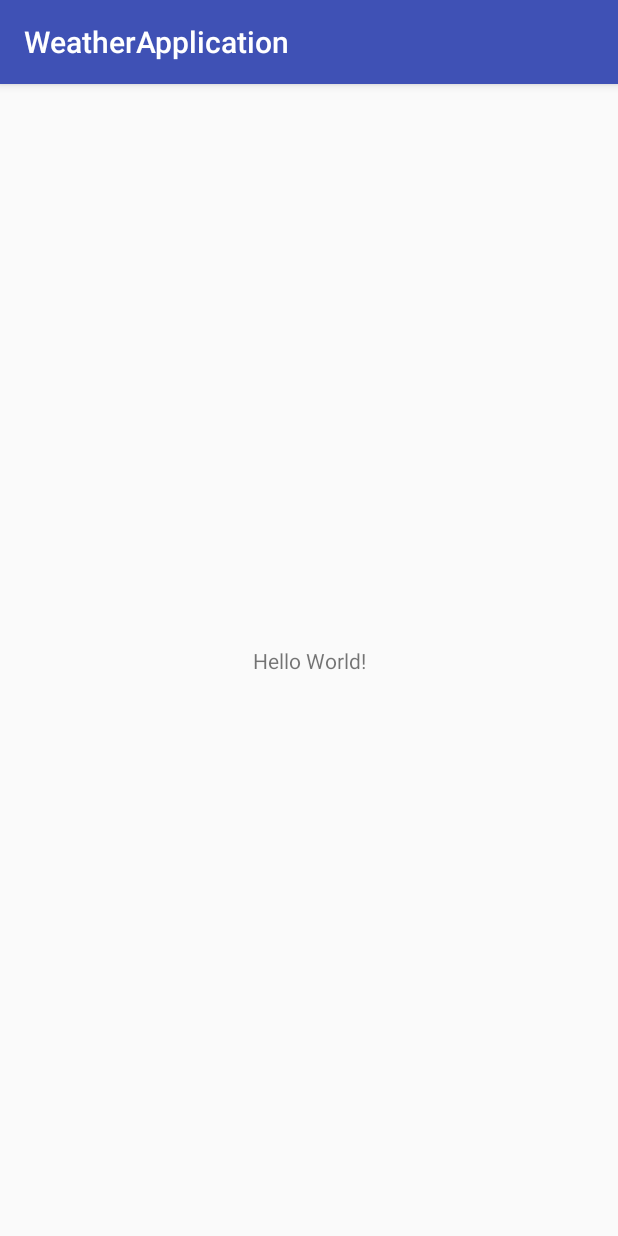
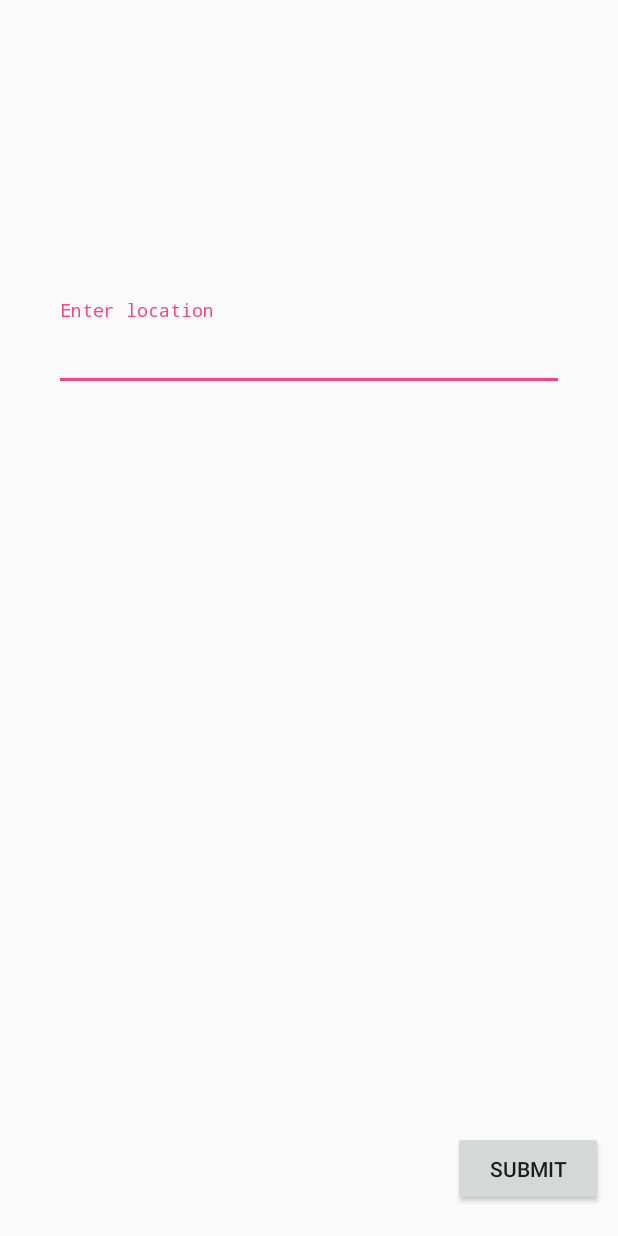
Before and after one commit to JordanRBurke/WeatherApplication, an Android app: the screen it shows after launch (MainActivity), on a phone screen of 412 x 824 dp. Run offline under Robolectric (Android 15) with nearby library versions, the phone set to English and light mode, and no system bars; our stand-ins replace ButterKnife.

Commit message:
Added new interface for api and also made fragment for weather information.

```diff
--- a/app/build.gradle
+++ b/app/build.gradle
@@ -33,4 +33,5 @@ dependencies {
     testImplementation 'junit:junit:4.12'
     androidTestImplementation 'com.android.support.test:runner:1.0.1'
     androidTestImplementation 'com.android.support.test.espresso:espresso-core:3.0.1'
+    implementation 'com.android.support:design:27.1.1'
 }
--- a/app/src/main/java/com/jordanburke/weatherapplication/MainActivity.java
+++ b/app/src/main/java/com/jordanburke/weatherapplication/MainActivity.java
@@ -2,6 +2,8 @@ package com.jordanburke.weatherapplication;
 
 import android.support.v7.app.AppCompatActivity;
 import android.os.Bundle;
+
+import butterknife.ButterKnife;
 
 public class MainActivity extends AppCompatActivity {
 
@@ -9,5 +11,6 @@ public class MainActivity extends AppCompatActivity {
     protected void onCreate(Bundle savedInstanceState) {
         super.onCreate(savedInstanceState);
         setContentView(R.layout.activity_main);
+        ButterKnife.bind(this);
     }
 }
--- a/app/src/main/res/layout/activity_main.xml
+++ b/app/src/main/res/layout/activity_main.xml
@@ -2,17 +2,60 @@
 <android.support.constraint.ConstraintLayout xmlns:android="http://schemas.android.com/apk/res/android"
     xmlns:app="http://schemas.android.com/apk/res-auto"
     xmlns:tools="http://schemas.android.com/tools"
+    android:id="@+id/main_constraint_layout"
     android:layout_width="match_parent"
     android:layout_height="match_parent"
     tools:context=".MainActivity">
 
-    <TextView
-        android:layout_width="wrap_content"
-        android:layout_height="wrap_content"
-        android:text="Hello World!"
-        app:layout_constraintBottom_toBottomOf="parent"
-        app:layout_constraintLeft_toLeftOf="parent"
-        app:layout_constraintRight_toRightOf="parent"
-        app:layout_constraintTop_toTopOf="parent" />
+    <android.support.v7.widget.ContentFrameLayout
+        android:id="@+id/fragment_holder"
+        android:layout_width="match_parent"
+        android:layout_height="match_parent"
+        android:layout_margin="0dp"
+        android:elevation="5dp">
+
+    </android.support.v7.widget.ContentFrameLayout>
+
+    <Button
+        android:id="@+id/submit_button"
+        android:layout_width="100dp"
+        android:layout_height="50dp"
+        app:layout_constraintBottom_toBottomOf="@id/main_constraint_layout"
+        android:layout_marginRight="10dp"
+        app:layout_constraintRight_toRightOf="@id/main_constraint_layout"
+        android:layout_marginBottom="20dp"
+        android:text="Submit"/>
+
+<android.support.design.widget.TextInputLayout
+    android:id="@+id/location_edit_text"
+    android:layout_width="340dp"
+    android:layout_height="70dp"
+    app:layout_constraintRight_toRightOf="@id/main_constraint_layout"
+    app:layout_constraintLeft_toLeftOf="@id/main_constraint_layout"
+    app:layout_constraintTop_toTopOf="@id/main_constraint_layout"
+    android:layout_marginTop="200dp"
+    android:textAlignment="center"
+
+
+
+    >
+    <android.support.design.widget.TextInputEditText
+        android:id="@+id/enter_edit_text"
+        android:layout_width="match_parent"
+        android:layout_height="50dp"
+        android:layout_marginTop="0dp"
+        android:textColorHighlight="@color/colorPrimaryDark"
+        android:textColor="@color/colorPrimaryDark"
+        android:textSize="20sp"
+        android:fontFamily="monospace"
+        android:textAlignment="center"
+        android:textColorHint="@color/colorPrimaryDark"
+        android:hint="Enter location"
+
+        />
+
+
+
+</android.support.design.widget.TextInputLayout>
 
 </android.support.constraint.ConstraintLayout>
--- a/app/src/main/res/values/colors.xml
+++ b/app/src/main/res/values/colors.xml
@@ -1,5 +1,6 @@
 <?xml version="1.0" encoding="utf-8"?>
 <resources>
+    <color name="customColorOne">#9c9393</color>
     <color name="colorPrimary">#3F51B5</color>
     <color name="colorPrimaryDark">#303F9F</color>
     <color name="colorAccent">#FF4081</color>
--- a/app/src/main/res/values/strings.xml
+++ b/app/src/main/res/values/strings.xml
@@ -1,3 +1,8 @@
 <resources>
     <string name="app_name">WeatherApplication</string>
+    <string name="powered_by_dark_sky">Powered By: Dark Sky</string>
+    <string name="the_location">The Location is %1$s</string>
+    <string name="degrees">%1$s /u00B0</string>
+    <string name="precip">Precip:</string>
+    <string name="precip_number">50</string>
 </resources>
--- a/app/src/main/res/values/styles.xml
+++ b/app/src/main/res/values/styles.xml
@@ -1,7 +1,7 @@
 <resources>
 
     <!-- Base application theme. -->
-    <style name="AppTheme" parent="Theme.AppCompat.Light.DarkActionBar">
+    <style name="AppTheme" parent="Theme.AppCompat.Light.NoActionBar">
         <!-- Customize your theme here. -->
         <item name="colorPrimary">@color/colorPrimary</item>
         <item name="colorPrimaryDark">@color/colorPrimaryDark</item>
```
Also changed, not shown: app/src/main/java/com/jordanburke/weatherapplication/api_calls/GoogleGeoApi.java (added, +10 -0 lines), app/src/main/res/layout/fragment_weather.xml (added, +122 -0 lines), app/src/main/res/drawable/clear_day.png (added), app/src/main/res/drawable/clear_night.png (added), app/src/main/res/drawable/cloudy.png (added), app/src/main/res/drawable/default_weather.png (added), app/src/main/res/drawable/fog.png (added), app/src/main/res/drawable/partly_cloudy_day.png (added), app/src/main/res/drawable/partly_cloudy_night.png (added), app/src/main/res/drawable/rain.png (added), app/src/main/res/drawable/sleet.png (added), app/src/main/res/drawable/snow.png (added), app/src/main/res/drawable/thunderstorm.png (added), app/src/main/res/drawable/wind.png (added).
